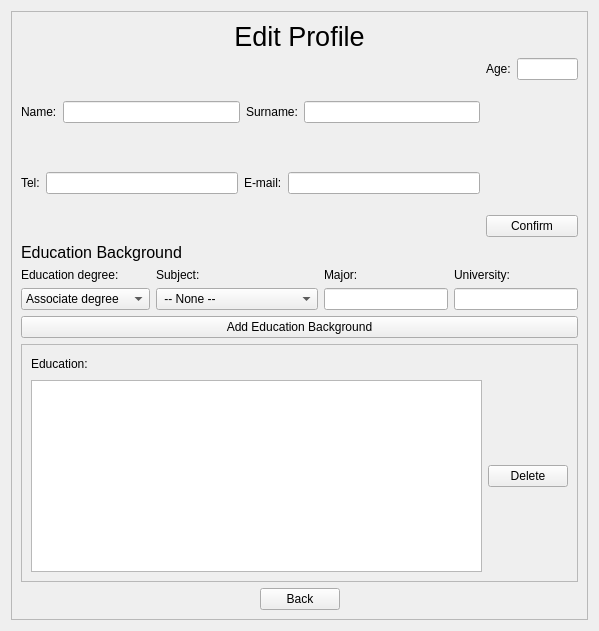
Before: the Qt Designer form ui_form/Edit_Create_User_Profile.ui in Sirawap/PathFinder-Project, drawn with Qt 5.
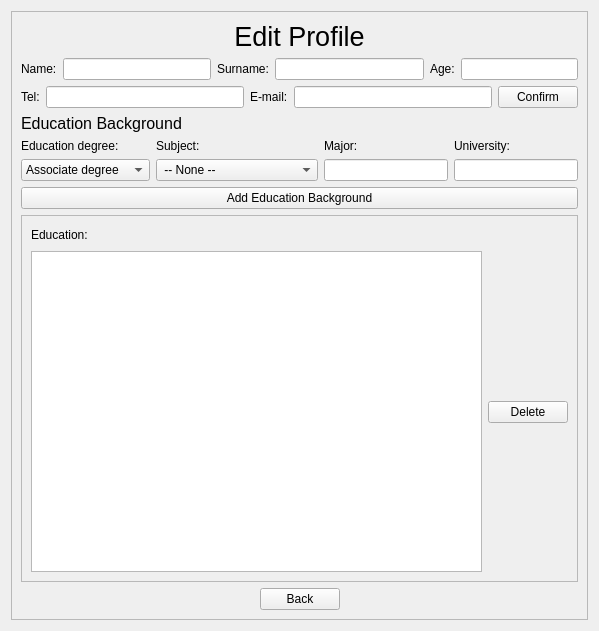
After: the same form once the commit is applied. Icons and pictures are not drawn.

```diff
--- a/ui_form/Edit_Create_User_Profile.ui
+++ b/ui_form/Edit_Create_User_Profile.ui
@@ -57,7 +57,7 @@
           </widget>
          </item>
          <item>
-          <layout class="QHBoxLayout" name="horizontalLayout_23" stretch="5,1">
+          <layout class="QHBoxLayout" name="horizontalLayout_23" stretch="5">
            <item>
             <layout class="QVBoxLayout" name="verticalLayout_4">
              <item>
@@ -82,6 +82,20 @@
                <item>
                 <widget class="QLineEdit" name="lineEdit_name_2"/>
                </item>
+               <item>
+                <layout class="QHBoxLayout" name="horizontalLayout_7">
+                 <item>
+                  <widget class="QLabel" name="label_4">
+                   <property name="text">
+                    <string>Age:</string>
+                   </property>
+                  </widget>
+                 </item>
+                 <item>
+                  <widget class="QLineEdit" name="lineEdit_name_4"/>
+                 </item>
+                </layout>
+               </item>
               </layout>
              </item>
              <item>
@@ -106,46 +120,15 @@
                <item>
                 <widget class="QLineEdit" name="lineEdit_name_3"/>
                </item>
-              </layout>
-             </item>
-            </layout>
-           </item>
-           <item>
-            <layout class="QVBoxLayout" name="verticalLayout_3">
-             <item>
-              <layout class="QHBoxLayout" name="horizontalLayout_7">
                <item>
-                <widget class="QLabel" name="label_4">
+                <widget class="QPushButton" name="pushButton_confirm_profile">
                  <property name="text">
-                  <string>Age:</string>
+                  <string>Confirm</string>
                  </property>
                 </widget>
                </item>
-               <item>
-                <widget class="QLineEdit" name="lineEdit_name_4"/>
-               </item>
               </layout>
              </item>
-             <item>
-              <spacer name="verticalSpacer_5">
-               <property name="orientation">
-                <enum>Qt::Vertical</enum>
-               </property>
-               <property name="sizeHint" stdset="0">
-                <size>
-                 <width>20</width>
-                 <height>18</height>
-                </size>
-               </property>
-              </spacer>
-             </item>
-             <item>
-              <widget class="QPushButton" name="pushButton_confirm_profile">
-               <property name="text">
-                <string>Confirm</string>
-               </property>
-              </widget>
-             </item>
             </layout>
            </item>
           </layout>
@@ -346,7 +329,7 @@
               <x>0</x>
               <y>0</y>
               <width>549</width>
-              <height>263</height>
+              <height>308</height>
              </rect>
             </property>
             <layout class="QGridLayout" name="gridLayout">
```
